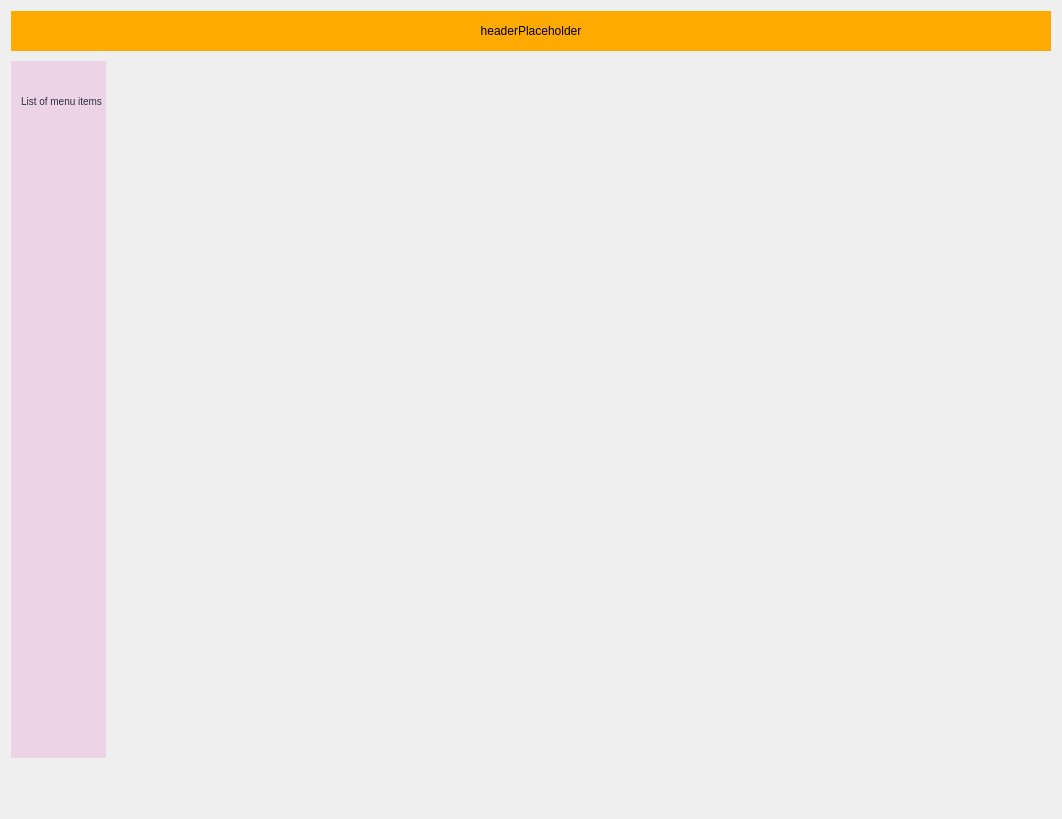
This is client/screens/home.ui in kleroop/TechCourse_2022_12 as Qt 5 draws it before an edit. The edited form follows.
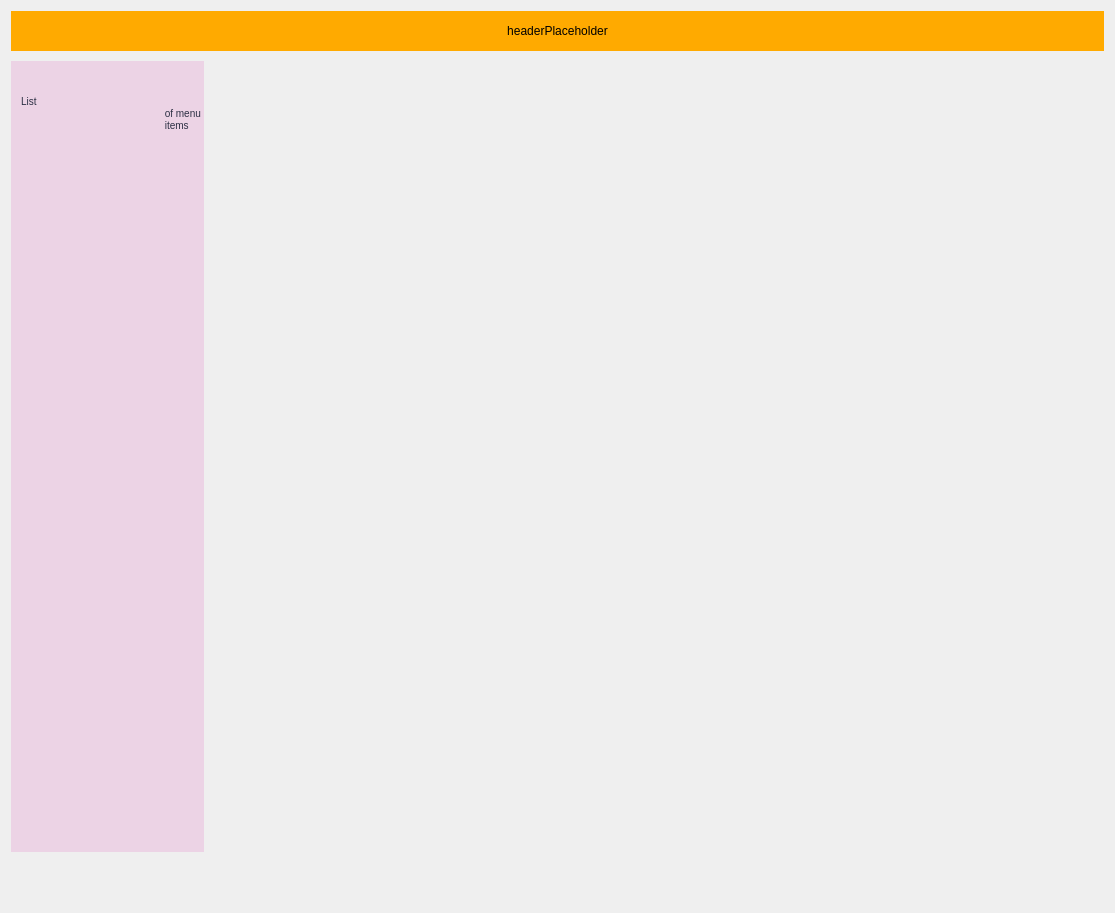
This is the edited form.

What changed in the file:
```diff
--- a/client/screens/home.ui
+++ b/client/screens/home.ui
@@ -6,8 +6,8 @@
    <rect>
     <x>0</x>
     <y>0</y>
-    <width>1062</width>
-    <height>819</height>
+    <width>1115</width>
+    <height>913</height>
    </rect>
   </property>
   <property name="windowTitle">
@@ -106,7 +106,9 @@
                                                 </string>
            </property>
            <property name="text">
-            <string>List of menu items</string>
+            <string>List
+                                                    of menu
+                                                    items</string>
            </property>
            <property name="alignment">
             <set>Qt::AlignLeading|Qt::AlignLeft|Qt::AlignTop</set>
@@ -121,28 +123,16 @@
           <number>0</number>
          </property>
          <property name="leftMargin">
-          <number>30</number>
+          <number>66</number>
          </property>
          <property name="topMargin">
-          <number>5</number>
+          <number>21</number>
          </property>
          <property name="rightMargin">
-          <number>40</number>
+          <number>125</number>
          </property>
-         <item alignment="Qt::AlignLeft">
+         <item>
           <widget class="QStackedWidget" name="stackedWidget">
-           <property name="sizePolicy">
-            <sizepolicy hsizetype="Minimum" vsizetype="Minimum">
-             <horstretch>0</horstretch>
-             <verstretch>0</verstretch>
-            </sizepolicy>
-           </property>
-           <property name="minimumSize">
-            <size>
-             <width>334</width>
-             <height>0</height>
-            </size>
-           </property>
            <property name="currentIndex">
             <number>0</number>
            </property>
```
